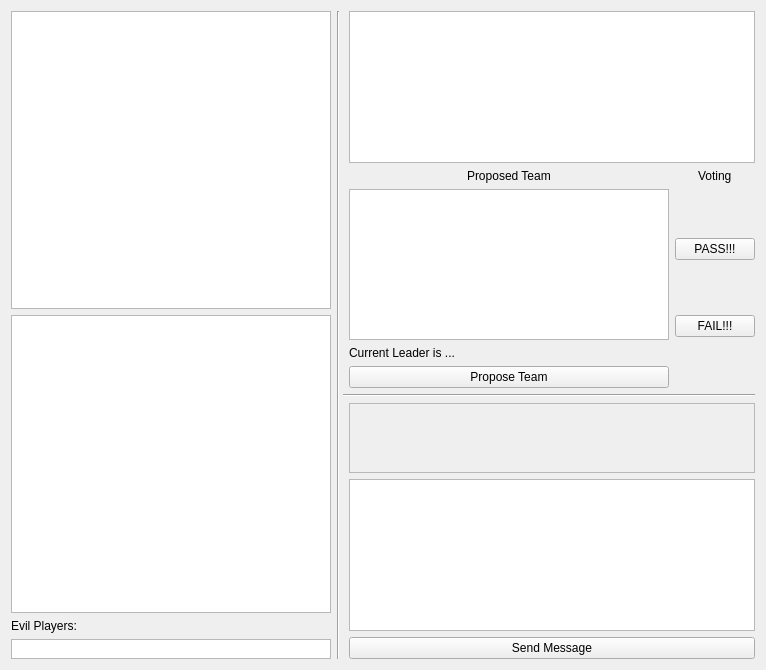
First picture: the form in src/gui/gamewindow.ui, repository JRandomHacker/CS429-Avalon, before the edit.
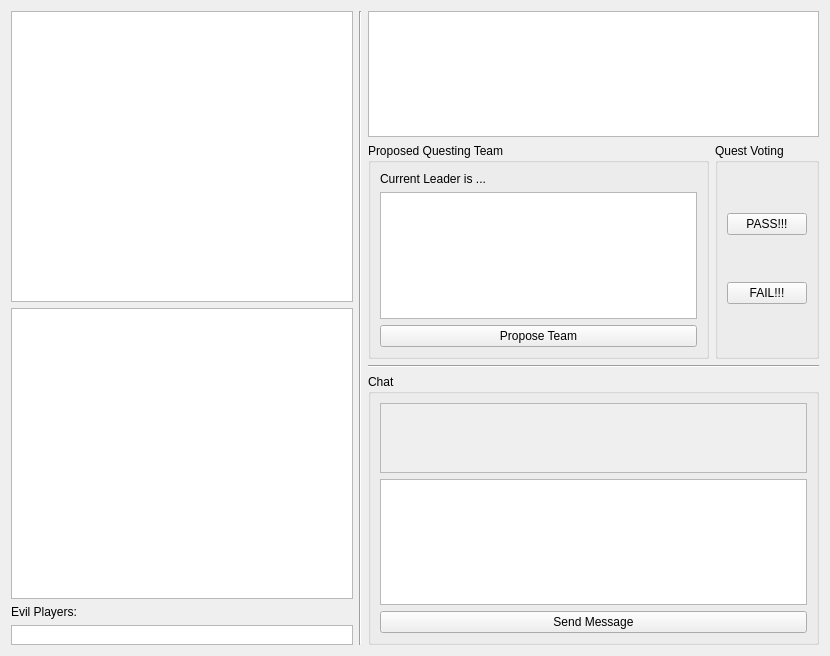
Second picture: the form after the edit.

Commit message: Polished up interface

Patch:
```diff
--- a/src/gui/gamewindow.ui
+++ b/src/gui/gamewindow.ui
@@ -6,15 +6,15 @@
    <rect>
     <x>0</x>
     <y>0</y>
-    <width>766</width>
-    <height>670</height>
+    <width>830</width>
+    <height>656</height>
    </rect>
   </property>
   <property name="windowTitle">
    <string>Avalon Online</string>
   </property>
-  <layout class="QGridLayout" name="gridLayout">
-   <item row="0" column="0" rowspan="5">
+  <layout class="QGridLayout" name="gridLayout_2">
+   <item row="0" column="0" rowspan="4">
     <layout class="QVBoxLayout" name="verticalLayout_5" stretch="0,0,0,0">
      <item>
       <widget class="QGraphicsView" name="playerAvatar"/>
@@ -66,56 +66,47 @@
      </item>
     </layout>
    </item>
-   <item row="0" column="3" colspan="2">
-    <layout class="QHBoxLayout" name="horizontalLayout">
-     <item>
-      <widget class="QListView" name="voteTrackList">
-       <property name="editTriggers">
-        <set>QAbstractItemView::NoEditTriggers</set>
-       </property>
-      </widget>
-     </item>
-    </layout>
-   </item>
-   <item row="0" column="1" rowspan="5" colspan="2">
+   <item row="0" column="1" rowspan="4">
     <widget class="Line" name="line">
      <property name="orientation">
       <enum>Qt::Vertical</enum>
      </property>
     </widget>
    </item>
-   <item row="1" column="3">
-    <layout class="QHBoxLayout" name="horizontalLayout_2">
-     <item alignment="Qt::AlignHCenter">
-      <widget class="QLabel" name="proposeTeamLabel">
-       <property name="text">
-        <string>Proposed Team</string>
+   <item row="0" column="2" colspan="2">
+    <layout class="QHBoxLayout" name="horizontalLayout">
+     <item>
+      <widget class="QListView" name="voteTrackList">
+       <property name="editTriggers">
+        <set>QAbstractItemView::NoEditTriggers</set>
        </property>
       </widget>
      </item>
     </layout>
    </item>
-   <item row="1" column="4">
-    <layout class="QHBoxLayout" name="horizontalLayout_3">
-     <item alignment="Qt::AlignHCenter">
-      <widget class="QLabel" name="votingLabel">
-       <property name="text">
-        <string>Voting</string>
-       </property>
-      </widget>
-     </item>
-    </layout>
-   </item>
-   <item row="2" column="3">
+   <item row="1" column="2">
     <layout class="QVBoxLayout" name="verticalLayout_4">
      <item>
+      <widget class="QGroupBox" name="groupBox_2">
+       <property name="title">
+        <string>Proposed Questing Team</string>
+       </property>
+       <layout class="QGridLayout" name="gridLayout">
+        <item row="1" column="0">
       <widget class="QListView" name="proposeTeamList">
        <property name="editTriggers">
         <set>QAbstractItemView::NoEditTriggers</set>
        </property>
       </widget>
      </item>
-     <item>
+        <item row="3" column="0">
+         <widget class="QPushButton" name="proposeTeamButton">
+          <property name="text">
+           <string>Propose Team</string>
+          </property>
+         </widget>
+        </item>
+        <item row="0" column="0">
       <widget class="QLabel" name="leaderLabel">
        <property name="text">
         <string>Current Leader is ...</string>
@@ -125,18 +116,58 @@
        </property>
       </widget>
      </item>
+       </layout>
+       <zorder>proposeTeamList</zorder>
+       <zorder>proposeTeamButton</zorder>
+       <zorder>proposeTeamList</zorder>
+       <zorder>leaderLabel</zorder>
+      </widget>
+     </item>
+    </layout>
+   </item>
+   <item row="1" column="3">
+    <layout class="QVBoxLayout" name="verticalLayout_3">
      <item>
-      <widget class="QPushButton" name="proposeTeamButton">
+      <widget class="QGroupBox" name="groupBox">
+       <property name="title">
+        <string>Quest Voting</string>
+       </property>
+       <layout class="QVBoxLayout" name="verticalLayout_2">
+        <item>
+         <widget class="QPushButton" name="buttonVotePass">
        <property name="text">
-        <string>Propose Team</string>
+           <string>PASS!!!</string>
        </property>
       </widget>
      </item>
-    </layout>
-   </item>
-   <item row="4" column="3" colspan="2">
+        <item>
+         <widget class="QPushButton" name="buttonVoteFail">
+          <property name="text">
+           <string>FAIL!!!</string>
+          </property>
+         </widget>
+        </item>
+       </layout>
+      </widget>
+     </item>
+    </layout>
+   </item>
+   <item row="2" column="2" colspan="2">
+    <widget class="Line" name="line_2">
+     <property name="orientation">
+      <enum>Qt::Horizontal</enum>
+     </property>
+    </widget>
+   </item>
+   <item row="3" column="2" colspan="2">
     <layout class="QVBoxLayout" name="verticalLayout">
      <item>
+      <widget class="QGroupBox" name="groupBox_3">
+       <property name="title">
+        <string>Chat</string>
+       </property>
+       <layout class="QVBoxLayout" name="verticalLayout_7">
+        <item>
       <widget class="QScrollArea" name="scrollArea">
        <property name="widgetResizable">
         <bool>true</bool>
@@ -146,8 +177,8 @@
          <rect>
           <x>0</x>
           <y>0</y>
-          <width>402</width>
-          <height>69</height>
+             <width>430</width>
+             <height>85</height>
          </rect>
         </property>
        </widget>
@@ -164,30 +195,8 @@
       </widget>
      </item>
     </layout>
-   </item>
-   <item row="3" column="2" colspan="3">
-    <widget class="Line" name="line_2">
-     <property name="orientation">
-      <enum>Qt::Horizontal</enum>
-     </property>
-    </widget>
-   </item>
-   <item row="2" column="4">
-    <layout class="QVBoxLayout" name="verticalLayout_3">
-     <item>
-      <widget class="QPushButton" name="buttonVotePass">
-       <property name="text">
-        <string>PASS!!!</string>
-       </property>
-      </widget>
-     </item>
-     <item>
-      <widget class="QPushButton" name="buttonVoteFail">
-       <property name="text">
-        <string>FAIL!!!</string>
-       </property>
-      </widget>
-     </item>
+      </widget>
+     </item>
     </layout>
    </item>
   </layout>
```
Left out of the diff: 4 changed lines with no effect on the pictures. Lines whose indentation alone changed are shown as unchanged. The commit also changes 1 other file.
